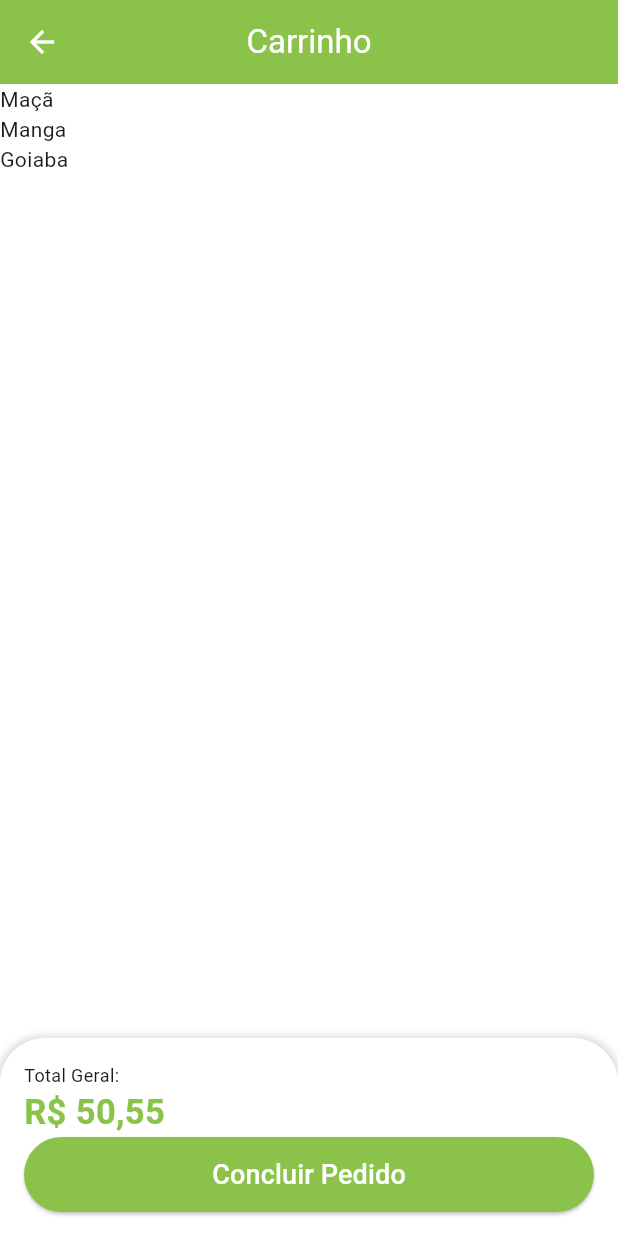
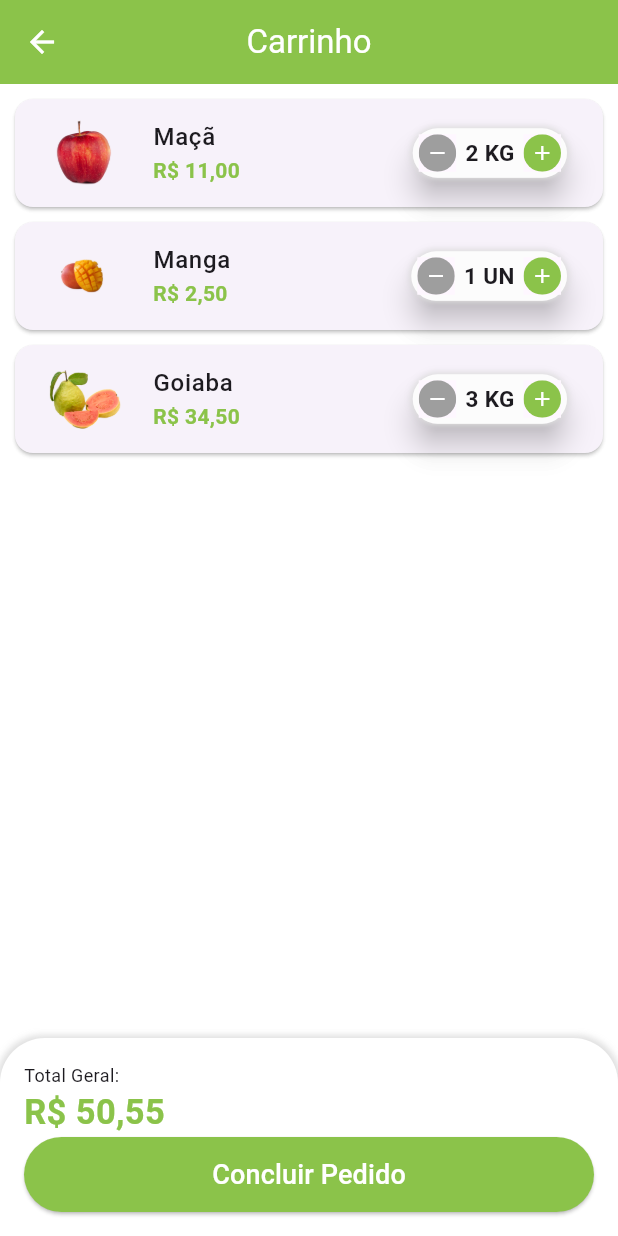
Before and after one commit to iraponan/greengrocer, a Flutter app: the CartTab screen opened directly, on a phone screen of 412 x 824 dp. Run offline on Flutter 3.47's test engine with Material 3 defaults, Android fonts, the phone set to English and light mode, and no system bars; our stand-ins replace animated_text_kit, brasil_fields; missing offline and left inert: bottom_bar_matu.

Commit message:
Criando o tile dos produtos.

```diff
--- a/lib/src/models/cart_item.dart
+++ b/lib/src/models/cart_item.dart
@@ -8,4 +8,6 @@ class CartItemModel {
 
   ItemModel item;
   int quantity;
+
+  double totalPrice() => item.price * quantity;
 }
--- a/lib/src/screens/cart/cart_tab.dart
+++ b/lib/src/screens/cart/cart_tab.dart
@@ -2,6 +2,7 @@ import 'package:brasil_fields/brasil_fields.dart';
 import 'package:flutter/material.dart';
 import 'package:greengrocer/src/config/custom_colors.dart';
 import 'package:greengrocer/src/data/items.dart' as items_data;
+import 'package:greengrocer/src/screens/cart/components/cart_tile.dart';
 
 class CartTab extends StatelessWidget {
   const CartTab({super.key});
@@ -18,8 +19,8 @@ class CartTab extends StatelessWidget {
           Expanded(
             child: ListView.builder(
               itemCount: items_data.cartItems.length,
-              itemBuilder: (context, index) => Text(
-                items_data.cartItems[index].item.itemName,
+              itemBuilder: (context, index) => CartTile(
+                cartItem: items_data.cartItems[index],
               ),
             ),
           ),
--- /dev/null
+++ b/lib/src/screens/cart/components/cart_tile.dart
@@ -0,0 +1,50 @@
+import 'package:brasil_fields/brasil_fields.dart';
+import 'package:flutter/material.dart';
+import 'package:greengrocer/src/config/custom_colors.dart';
+import 'package:greengrocer/src/models/cart_item.dart';
+import 'package:greengrocer/src/screens/common_widgets/quantity_widget.dart';
+
+class CartTile extends StatelessWidget {
+  const CartTile({super.key, required this.cartItem});
+
+  final CartItemModel cartItem;
+
+  @override
+  Widget build(BuildContext context) {
+    return Card(
+      margin: const EdgeInsets.fromLTRB(10, 10, 10, 0),
+      child: ListTile(
+        // # Imagem #
+        leading: Image.asset(
+          cartItem.item.imgUrl,
+          height: 60,
+          width: 60,
+        ),
+        // # Título #
+        title: Text(
+          cartItem.item.itemName,
+          style: const TextStyle(
+            fontWeight: FontWeight.w500,
+          ),
+        ),
+        // # Total #
+        subtitle: Text(
+          UtilBrasilFields.obterReal(
+            cartItem.totalPrice(),
+            moeda: true,
+          ),
+          style: TextStyle(
+            color: CustomColors.customSwathColor,
+            fontWeight: FontWeight.bold,
+          ),
+        ),
+        // # Quantidade #
+        trailing: QuantityWidget(
+          quantity: cartItem.quantity,
+          suffixText: cartItem.item.unit,
+          result: (quantity) {},
+        ),
+      ),
+    );
+  }
+}
--- a/lib/src/screens/common_widgets/quantity_widget.dart
+++ b/lib/src/screens/common_widgets/quantity_widget.dart
@@ -33,6 +33,7 @@ class QuantityWidget extends StatelessWidget {
           ],
         ),
         child: Row(
+          mainAxisSize: MainAxisSize.min,
           children: [
             QuantityButton(
               iconData: Icons.remove,
```
